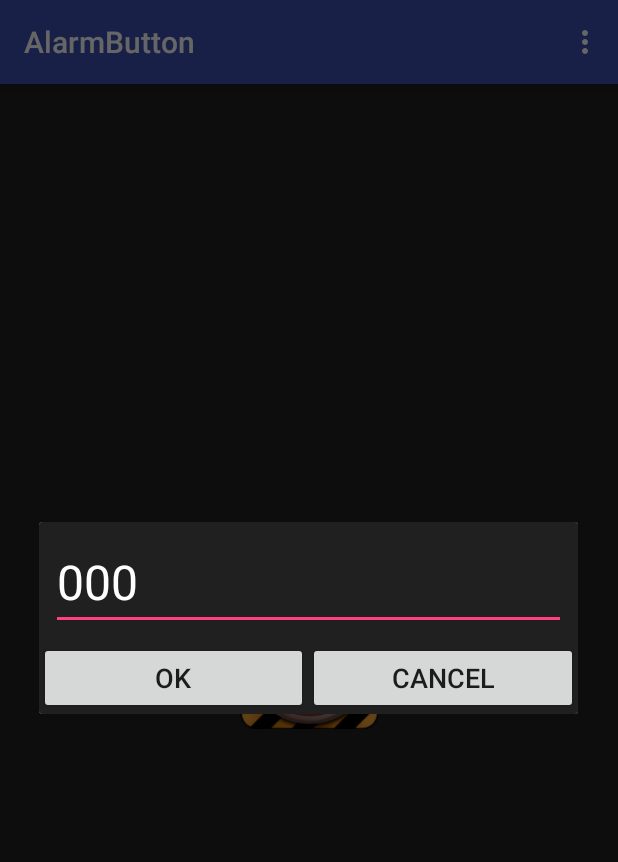
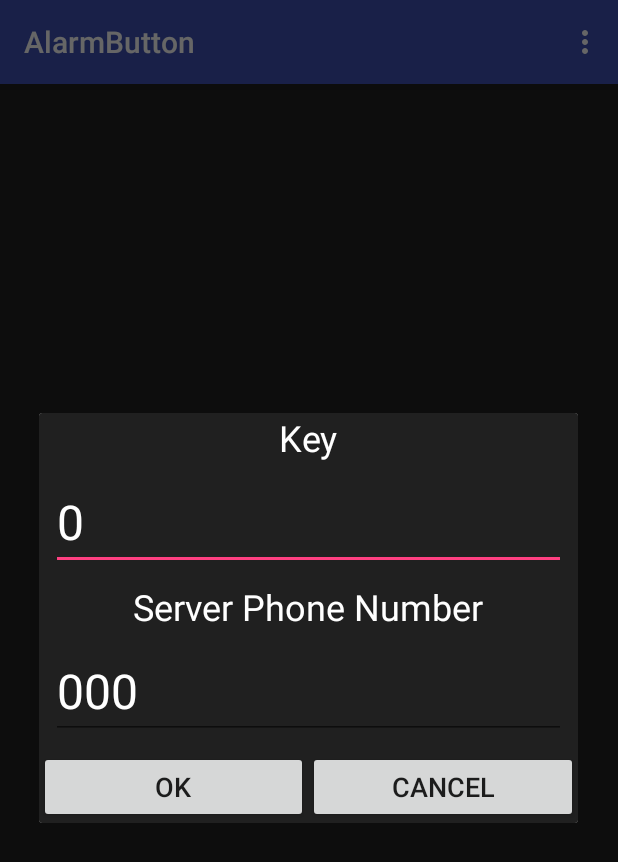
Before and after one commit to stock17/AlarmButton, an Android app: the screen it shows after launch (MainActivity), in the options menu, after a tap on "Settings", on a phone screen of 412 x 824 dp. Shown: the top 862 px of the screen. Run offline under Robolectric (Android 15) with nearby library versions, the phone set to English and light mode, and no system bars; our stand-ins replace ButterKnife.

Commit message:
added saving of key

```diff
--- a/app/src/main/java/com/yurima/alarmbutton/Manager.java
+++ b/app/src/main/java/com/yurima/alarmbutton/Manager.java
@@ -2,6 +2,7 @@ package com.yurima.alarmbutton;
 
 import android.content.Context;
 import android.location.Location;
+import android.media.audiofx.BassBoost;
 import android.widget.Toast;
 
 import com.yurima.alarmbutton.msg.AlarmMessage;
@@ -13,6 +14,8 @@ import com.yurima.alarmbutton.sms.SmsSender;
 
 import org.json.JSONException;
 import org.json.JSONObject;
+
+import static android.R.attr.id;
 
 /**
  * Created by Yury on 23.01.2019.
@@ -34,8 +37,8 @@ public class Manager {
         sms = new SmsManagerSender(context, phoneNo);
     }
 
-    public AlarmMessage createAlarmMessage(){
-        AlarmMessage msg = new AlarmMessageImpl();
+    public AlarmMessage createAlarmMessage(int key){
+        AlarmMessage msg = new AlarmMessageImpl(key);
         Location location = gps.getLocation();
         if (location != null)
             msg.setLocation(location);
@@ -43,8 +46,10 @@ public class Manager {
     }
 
     public void onClickAlarmButton() {
+        SettingsData data = new SettingsData(context);
         phoneNo = new SettingsData(context).getPhone();
-        AlarmMessage msg = createAlarmMessage();
+        int key = Integer.parseInt(data.getKey());
+        AlarmMessage msg = createAlarmMessage(key);
         String jString = msg.toJson().toString();
         sms.Send(msg);
 
--- a/app/src/main/java/com/yurima/alarmbutton/msg/AlarmMessageImpl.java
+++ b/app/src/main/java/com/yurima/alarmbutton/msg/AlarmMessageImpl.java
@@ -3,12 +3,11 @@ package com.yurima.alarmbutton.msg;
 import android.location.Location;
 import android.location.LocationManager;
 
+import com.yurima.alarmbutton.settings.SettingsData;
+
 import org.json.JSONException;
 import org.json.JSONObject;
 
-import java.security.Provider;
-import java.sql.Time;
-import java.text.DateFormat;
 import java.text.SimpleDateFormat;
 import java.util.Calendar;
 import java.util.Date;
@@ -22,16 +21,17 @@ import static java.lang.Long.getLong;
 
 public class AlarmMessageImpl implements AlarmMessage {
     //TODO
-    private int id;
+    private int key;
     private Date date;
     private Location location;
 
-    public AlarmMessageImpl() {
+    public AlarmMessageImpl(int key) {
         this.date = Calendar.getInstance().getTime();
+        this.key = key;
     }
 
     public AlarmMessageImpl(JSONObject json) throws JSONException{
-            this.id = json.getInt("id");
+            this.key = json.getInt("key");
             this.date = new Date(json.getLong("time"));
             if (json.has("long") && json.has("lat")){
                 double longitude = json.getDouble("long");
@@ -48,7 +48,8 @@ public class AlarmMessageImpl implements AlarmMessage {
 
     @Override
     public String toString() {
-        StringBuilder builder = new StringBuilder("test ");
+        StringBuilder builder = new StringBuilder("test \n");
+        builder.append("key: ").append(key);
         if (location != null){
             builder.append("\nLongitude: ").append(location.getLongitude())
                     .append("\nLatitude: ").append(location.getLatitude());
@@ -61,7 +62,7 @@ public class AlarmMessageImpl implements AlarmMessage {
     public JSONObject toJson() {
         JSONObject json = new JSONObject();
         try {
-            json.put("id",id);
+            json.put("key", key);
             if (location != null) {
                 json.put("long",location.getLongitude());
                 json.put("lat",location.getLatitude());
--- a/app/src/main/java/com/yurima/alarmbutton/settings/SettingsData.java
+++ b/app/src/main/java/com/yurima/alarmbutton/settings/SettingsData.java
@@ -14,6 +14,7 @@ public class SettingsData {
 
     public static final String SETTINGS = "settings";
     public static final String PHONE_NO = "phone_no";
+    public static final String KEY = "key";
 
 
 
@@ -36,9 +37,13 @@ public class SettingsData {
         return (settings.getString(PHONE_NO, "000"));
     }
 
+    public void saveKey(String key) {
+        editor.putString(KEY, key);
+        editor.commit();
+    }
 
-
-
-
+    public String getKey(){
+        return (settings.getString(KEY, "0"));
+    }
 
 }
--- a/app/src/main/java/com/yurima/alarmbutton/settings/SettingsDialogFragment.java
+++ b/app/src/main/java/com/yurima/alarmbutton/settings/SettingsDialogFragment.java
@@ -48,6 +48,9 @@ public class SettingsDialogFragment extends DialogFragment {
     @BindView(R.id.dialog_menu_phone_no)
     EditText phoneText;
 
+    @BindView(R.id.dialog_menu_key)
+    EditText keyText;
+
 
     @NonNull
     @Override
@@ -64,11 +67,13 @@ public class SettingsDialogFragment extends DialogFragment {
     private void readSettings() {
         SettingsData data = new SettingsData(getActivity());
         phoneText.setText(data.getPhone());
+        keyText.setText(data.getKey());
     }
 
     private void saveSettings() {
         SettingsData data = new SettingsData(getActivity());
         data.savePhone(phoneText.getText().toString());
+        data.saveKey(keyText.getText().toString());
     }
 
     @Override
--- a/app/src/main/java/com/yurima/alarmbutton/sms/SmsManagerSender.java
+++ b/app/src/main/java/com/yurima/alarmbutton/sms/SmsManagerSender.java
@@ -24,7 +24,7 @@ public class SmsManagerSender extends SmsSender {
             SmsManager smsManager = SmsManager.getDefault();
             smsManager.sendTextMessage(phoneNo, null, text, null, null);
             Toast.makeText(context.getApplicationContext(), "Message Sent",
-                    Toast.LENGTH_LONG).show();
+                    Toast.LENGTH_SHORT).show();
         } catch (Exception ex) {
             Toast.makeText(context.getApplicationContext(),ex.getMessage(),
                     Toast.LENGTH_LONG).show();
--- a/app/src/main/res/layout/dialog_menu.xml
+++ b/app/src/main/res/layout/dialog_menu.xml
@@ -4,6 +4,34 @@
     android:orientation="vertical" android:layout_width="match_parent"
     android:layout_height="match_parent"
     android:background="@color/colorBackground">
+
+    <TextView
+        android:layout_width="match_parent"
+        android:layout_height="wrap_content"
+        android:text="@string/key"
+        android:textSize="24sp"
+        android:textColor="@android:color/white"
+        android:gravity="center"
+        />
+
+    <EditText
+        android:id="@+id/dialog_menu_key"
+        android:inputType="phone"
+        android:layout_width="match_parent"
+        android:layout_height="wrap_content"
+        android:layout_margin="8dp"
+        android:textColor="@android:color/white"
+        android:textSize="32sp"
+        tools:editable="true" />
+
+    <TextView
+        android:layout_width="match_parent"
+        android:layout_height="wrap_content"
+        android:text="@string/server_phone_number"
+        android:textSize="24sp"
+        android:textColor="@android:color/white"
+        android:gravity="center"
+        />
 
     <EditText
         android:id="@+id/dialog_menu_phone_no"
@@ -25,7 +53,7 @@
             android:layout_height="wrap_content"
             android:layout_weight="1"
             android:textSize="18sp"
-            android:text="OK"
+            android:text="@string/ok"
             />
 
         <Button
@@ -34,7 +62,7 @@
             android:layout_height="wrap_content"
             android:layout_weight="1"
             android:textSize="18sp"
-            android:text="CANCEL"
+            android:text="@string/cancel"
             />
 
     </LinearLayout>
--- a/app/src/main/res/values/strings.xml
+++ b/app/src/main/res/values/strings.xml
@@ -3,4 +3,6 @@
     <string name="action_settings">Settings</string>
     <string name="ok">OK</string>
     <string name="cancel">Cancel</string>
+    <string name="key">Key</string>
+    <string name="server_phone_number">Server Phone Number</string>
 </resources>
```
